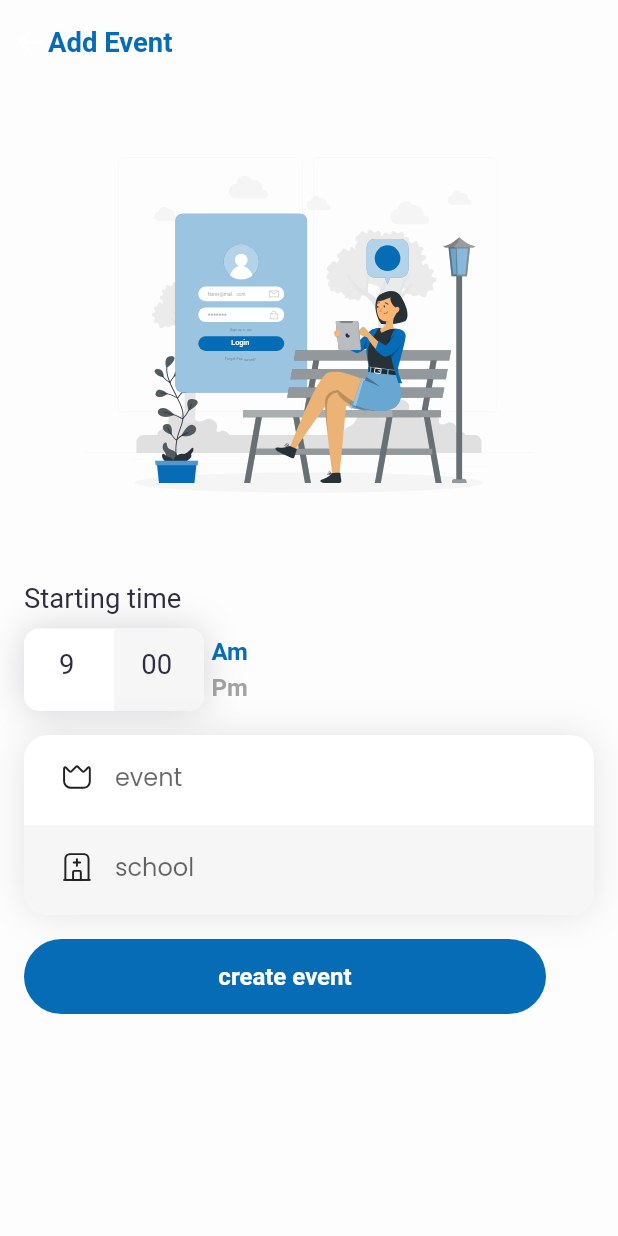
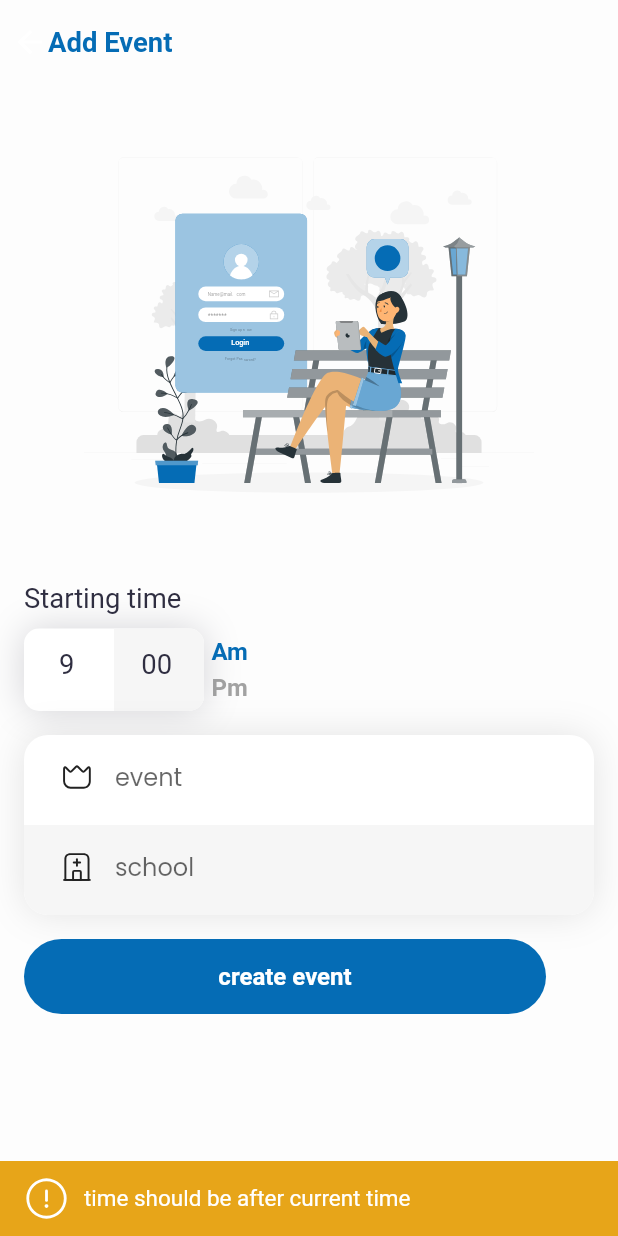
Before and after one commit to jopaul23/event-app, a Flutter app: the AddEventPage screen opened directly, after a tap on "create event", on a phone screen of 412 x 824 dp. Run offline on Flutter 3.47's test engine with Material 2 defaults, Android fonts, the phone set to English and light mode, and no system bars; our stand-ins replace dio, flutter_screenutil, flutter_spinkit, flutter_svg, geolocator, get and 2 more; accounts and stored records are empty.

Commit message:
bunch of changes

```diff
--- a/frontend/lib/api/register_api.dart
+++ b/frontend/lib/api/register_api.dart
@@ -5,7 +5,7 @@ import 'package:dio/dio.dart';
 import 'package:shared_preferences/shared_preferences.dart';
 
 class RegisterApi {
-  static const url = "http://159.89.161.168:4050";
+  static const url = "http://159.89.161.168:4051";
 
   static Future<Map<String, dynamic>> login(
       {required String email, required String password}) async {
--- a/frontend/lib/view/screens/addEvent/add_event_page.dart
+++ b/frontend/lib/view/screens/addEvent/add_event_page.dart
@@ -1,10 +1,18 @@
+import 'dart:convert';
+
+import 'package:event_creation/controllers/event_add_controller.dart';
+import 'package:event_creation/controllers/event_controller.dart';
 import 'package:event_creation/view/constants/constants.dart';
 import 'package:event_creation/view/screens/addEvent/event_form.dart';
 import 'package:event_creation/view/screens/addEvent/time_control_widget.dart';
+import 'package:event_creation/view/screens/home/home.dart';
 import 'package:event_creation/view/widgets/buttons/rounded_rect_btns.dart';
+import 'package:event_creation/view/widgets/toast.dart';
 import 'package:flutter/material.dart';
 import 'package:flutter_screenutil/flutter_screenutil.dart';
 import 'package:flutter_svg/flutter_svg.dart';
+import 'package:geolocator/geolocator.dart';
+import 'package:get/get.dart';
 
 class AddEventPage extends StatefulWidget {
   const AddEventPage({Key? key}) : super(key: key);
@@ -14,6 +22,9 @@ class AddEventPage extends StatefulWidget {
 }
 
 class _AddEventPageState extends State<AddEventPage> {
+  final addEventController = Get.find<EventAddController>();
+  final eventFormKey = GlobalKey<EventFormState>();
+
   @override
   Widget build(BuildContext context) {
     return SafeArea(
@@ -65,15 +76,61 @@ class _AddEventPageState extends State<AddEventPage> {
               const SizedBox(
                 height: defaultPadding,
               ),
-              EventForm(size: MediaQuery.of(context).size),
+              EventForm(key: eventFormKey, size: MediaQuery.of(context).size),
               const SizedBox(
                 height: defaultPadding,
               ),
               PrimaryButton(
-                  onpressed: () {
-                    print("pressed");
-                  },
-                  text: "create event")
+                onpressed: () {
+                  addEventController.eventName = eventFormKey
+                      .currentState!.eventKey.currentState!.myController.text;
+                  addEventController.school = eventFormKey
+                      .currentState!.schoolKey.currentState!.myController.text;
+                  if (DateTime.now().isAfter(addEventController.startingTime)) {
+                    showToast(
+                      context: context,
+                      title: "time should be after current time",
+                      description: "",
+                      icon: "assets/svg/warning.svg",
+                      color: toastYellow,
+                    );
+                  } else if (addEventController.eventName == "" ||
+                      addEventController.school == "") {
+                    showToast(
+                      context: context,
+                      title: "all fields are required",
+                      description: "",
+                      icon: "assets/svg/warning.svg",
+                      color: toastYellow,
+                    );
+                  } else {
+                    showToast(
+                        context: context,
+                        title: "event created successfully",
+                        description: "",
+                        icon: "assets/svg/tick.svg",
+                        color: primaryBlue);
+
+                    EventAddController.determinePosition()
+                        .then((Position location) async {
+                      addEventController.startingLocation =
+                          "${location.latitude},${location.longitude}";
+                      addEventController.geoStartingCodedLocation =
+                          await EventAddController.geocodeLocation(
+                              addEventController.startingLocation);
+                      print("----------------geocoded location---------------");
+                      print(addEventController.geoStartingCodedLocation);
+                      print(
+                          "-------------end geocoded location---------------");
+
+                      addEventController.update();
+                    });
+
+                    Get.off(const Home());
+                  }
+                },
+                text: "create event",
+              )
             ]),
           ),
         ),
--- a/frontend/lib/view/screens/addEvent/time_control_widget.dart
+++ b/frontend/lib/view/screens/addEvent/time_control_widget.dart
@@ -22,6 +22,7 @@ class _TimeContainerState extends State<TimeContainer> {
   bool isAm = true;
   @override
   Widget build(BuildContext context) {
+    return GetBuilder<EventAddController>(builder: (context) {
       return SizedBox(
         width: 200,
         child: Row(
@@ -116,7 +117,6 @@ class _TimeContainerState extends State<TimeContainer> {
               onTap: () {
                 setState(() {
                   eventAddController.noonSelection();
-                isAm = !isAm;
                 });
               },
               child: SizedBox(
@@ -129,14 +129,18 @@ class _TimeContainerState extends State<TimeContainer> {
                       style: TextStyle(
                           fontSize: 14.sp,
                           fontWeight: FontWeight.w600,
-                        color: isAm ? primaryBlue : hintTextColor),
+                          color: eventAddController.am
+                              ? primaryBlue
+                              : hintTextColor),
                     ),
                     Text(
                       "Pm",
                       style: TextStyle(
                         fontSize: 14.sp,
                         fontWeight: FontWeight.w600,
-                      color: !isAm ? primaryBlue : hintTextColor,
+                        color: !eventAddController.am
+                            ? primaryBlue
+                            : hintTextColor,
                       ),
                     ),
                   ],
@@ -146,6 +150,7 @@ class _TimeContainerState extends State<TimeContainer> {
           ],
         ),
       );
+    });
   }
 
   void _addTime() {
@@ -164,6 +169,7 @@ class _TimeContainerState extends State<TimeContainer> {
     }
     eventAddController.hour = int.parse(hourTimeController.text);
     eventAddController.minute = int.parse(minTimeController.text);
+    eventAddController.updateTime();
   }
 
   void minTimeValidator(value) {
```
Also changed, not shown: frontend/lib/controllers/event_add_controller.dart (+53 -10 lines), frontend/lib/view/screens/home/current_event_container.dart (+64 -26 lines), frontend/lib/view/screens/home/end_event_overlay.dart (renamed from frontend/lib/view/screens/home/add_event_overlay.dart, +4 -6 lines), frontend/lib/view/screens/home/home.dart (+2 -10 lines), frontend/assets/svg/clock.svg (added), frontend/assets/svg/location.svg (added). Lines whose indentation alone changed are shown as unchanged.
